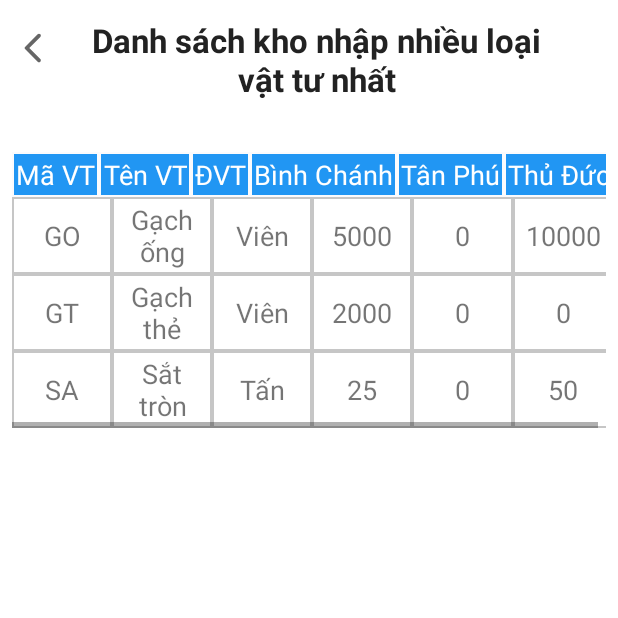
After one commit to lvsang1504/App-Quan-Ly-Nhap-Kho, an Android app: the ChiTietBaoCao4Activity screen opened directly, with no data from a screen before it, on a phone screen of 412 x 824 dp, the top half of it. The commit adds this screen. Run offline under Robolectric (Android 15) with nearby library versions, the phone set to English and light mode, and no system bars.

Commit message:
add cross tab report

```diff
--- a/app/src/main/AndroidManifest.xml
+++ b/app/src/main/AndroidManifest.xml
@@ -41,6 +41,9 @@
             android:exported="false"
             android:theme="@style/Theme.Qly_nhap_kho" />
         <activity
+            android:name=".ChiTietBaoCao4Activity"
+            android:exported="false" />
+        <activity
             android:name=".ChiTietBaoCao3Activity"
             android:exported="false" />
         <activity
--- a/app/src/main/java/com/nhom2/qly_nhap_kho/ChiTietBaoCao2Activity.java
+++ b/app/src/main/java/com/nhom2/qly_nhap_kho/ChiTietBaoCao2Activity.java
@@ -25,9 +25,9 @@ public class ChiTietBaoCao2Activity extends AppCompatActivity {
         super.onCreate(savedInstanceState);
         setContentView(R.layout.activity_chi_tiet_bao_cao2);
 
-
+        setControl();
+        nhapKhoHelper = new NhapKhoHelper(this);
         TableViewAdapterBaoCao2 tableViewAdapterBaoCao2 = new TableViewAdapterBaoCao2(getList());
-        setControl();
 
         LinearLayoutManager linearLayoutManager = new LinearLayoutManager(this);
         recyclerView.setLayoutManager(linearLayoutManager);
@@ -38,7 +38,6 @@ public class ChiTietBaoCao2Activity extends AppCompatActivity {
 
 
     private void setControl() {
-        nhapKhoHelper = new NhapKhoHelper(this);
         recyclerView = findViewById(R.id.recyclerViewBaoCao2);
     }
 
--- /dev/null
+++ b/app/src/main/java/com/nhom2/qly_nhap_kho/ChiTietBaoCao4Activity.java
@@ -0,0 +1,92 @@
+package com.nhom2.qly_nhap_kho;
+
+import android.database.Cursor;
+import android.os.Bundle;
+import android.view.View;
+import android.widget.LinearLayout;
+
+import androidx.appcompat.app.AppCompatActivity;
+import androidx.recyclerview.widget.LinearLayoutManager;
+import androidx.recyclerview.widget.RecyclerView;
+
+import com.nhom2.qly_nhap_kho.adapter.TableViewAdapterBaoCao4;
+import com.nhom2.qly_nhap_kho.dao.TableDataBaoCao4;
+import com.nhom2.qly_nhap_kho.model.Kho;
+
+import java.util.ArrayList;
+import java.util.List;
+
+public class ChiTietBaoCao4Activity extends AppCompatActivity {
+    NhapKhoHelper nhapKhoHelper;
+    RecyclerView recyclerView;
+    LinearLayout linearLayout;
+    List<Kho> khos = new ArrayList<>();
+
+    @Override
+    protected void onCreate(Bundle savedInstanceState) {
+        super.onCreate(savedInstanceState);
+        setContentView(R.layout.activity_chi_tiet_bao_cao4);
+
+        setControl();
+        nhapKhoHelper = new NhapKhoHelper(this);
+        setDataForKhos();
+        TableViewAdapterBaoCao4 tableViewAdapterBaoCao4 = new TableViewAdapterBaoCao4(getList(), linearLayout, khos);
+
+        LinearLayoutManager linearLayoutManager = new LinearLayoutManager(this);
+        recyclerView.setLayoutManager(linearLayoutManager);
+
+        recyclerView.setAdapter(tableViewAdapterBaoCao4);
+    }
+
+    private void setControl() {
+        recyclerView = findViewById(R.id.recyclerViewBaoCao4);
+        linearLayout = findViewById(R.id.list_item_linear_layout);
+    }
+
+    private void setDataForKhos() {
+        String queryNumberOfKho = "SELECT * FROM Kho";
+        Cursor crs = nhapKhoHelper.GetData(queryNumberOfKho);
+
+        while (crs.moveToNext()) {
+            khos.add(new Kho(
+                    crs.getString(0),
+                    crs.getString(1)
+            ));
+        }
+    }
+
+    private List<TableDataBaoCao4> getList() {
+        ArrayList<String> crossTabKho = new ArrayList<>();
+        String query = "SELECT vt.MaVT, vt.TenVT, ctpn.DVT, @#$ FROM VatTu vt LEFT JOIN ChiTietPhieuNhap ctpn ON vt.MaVT = ctpn.MaVT LEFT JOIN PhieuNhap pn ON pn.SoPhieu = ctpn.SoPhieu LEFT JOIN Kho k ON k.MaKho = pn.MaKho GROUP BY vt.MaVT";
+
+        for (int i = 0; i < khos.size(); i++) {
+            crossTabKho.add("SUM(case when k.MaKho = " + "'" + khos.get(i).getMaKho() + "'" + " then ctpn.SoLuong end) Kho" + (i + 1));
+        }
+        String dynamicQUery = crossTabKho.toString();
+        dynamicQUery = dynamicQUery.replace("[", "").replace("]", "").replace(" ", " ");
+
+        query = query.replace("@#$", dynamicQUery);
+        List<TableDataBaoCao4> list = new ArrayList<>();
+
+        Cursor cursor = nhapKhoHelper.GetData(query);
+        int count = cursor.getCount();
+        System.out.println(count);
+        while (cursor.moveToNext()) {
+            TableDataBaoCao4 tableDataBaoCao4 = new TableDataBaoCao4();
+            tableDataBaoCao4.setMaVT(cursor.getString(0));
+            tableDataBaoCao4.setTenVT(cursor.getString(1));
+            tableDataBaoCao4.setDVT(cursor.getString(2));
+
+            for (int i = 0; i < khos.size(); i++) {
+                tableDataBaoCao4.addKhoData(cursor.getInt(3 + i));
+            }
+
+            list.add(tableDataBaoCao4);
+        }
+        return list;
+    }
+
+    public void btnClick(View view) {
+        onBackPressed();
+    }
+}
--- a/app/src/main/java/com/nhom2/qly_nhap_kho/ListBaoCaoActivity.java
+++ b/app/src/main/java/com/nhom2/qly_nhap_kho/ListBaoCaoActivity.java
@@ -1,18 +1,16 @@
 package com.nhom2.qly_nhap_kho;
-
-import androidx.appcompat.app.AppCompatActivity;
 
 import android.content.Intent;
 import android.os.Bundle;
 import android.view.View;
 import android.widget.AdapterView;
-import android.widget.ListAdapter;
 import android.widget.ListView;
+
+import androidx.appcompat.app.AppCompatActivity;
 
 import com.nhom2.qly_nhap_kho.adapter.BaoCaoAdapter;
 
 import java.util.ArrayList;
-import java.util.List;
 
 public class ListBaoCaoActivity extends AppCompatActivity {
 
@@ -28,7 +26,7 @@ public class ListBaoCaoActivity extends AppCompatActivity {
         arrayBaoCao.add("Danh sách kho nhập nhiều loại vật tư nhất");
         arrayBaoCao.add("Danh sách các kho chưa nhập vật tư năm 2014");
         arrayBaoCao.add("Danh sách các phiếu nhập có cả Gạch ống và Gạch thẻ");
-
+        arrayBaoCao.add("Tổng số lượng nhập của từng loại vật tư");
 
         setControl();
         actionGetData();
@@ -39,20 +37,22 @@ public class ListBaoCaoActivity extends AppCompatActivity {
         listViewBaoCao.setOnItemClickListener(new AdapterView.OnItemClickListener() {
             @Override
             public void onItemClick(AdapterView<?> adapterView, View view, int i, long l) {
-                if (i == 0) {//bao cao so 1
+                if (i == 0) {
                     Intent intent = new Intent(ListBaoCaoActivity.this, ChiTietBaoCao1Activity.class);
                     startActivity(intent);
                 }
-                if (i == 1) {//bao cao so 2
+                if (i == 1) {
                     Intent intent = new Intent(ListBaoCaoActivity.this, ChiTietBaoCao2Activity.class);
                     startActivity(intent);
                 }
-                if (i == 2) {//bao cao so 3
+                if (i == 2) {
                     Intent intent = new Intent(ListBaoCaoActivity.this, ChiTietBaoCao3Activity.class);
                     startActivity(intent);
-
                 }
-
+                if (i == 3) {
+                    Intent intent = new Intent(ListBaoCaoActivity.this, ChiTietBaoCao4Activity.class);
+                    startActivity(intent);
+                }
             }
         });
     }
--- /dev/null
+++ b/app/src/main/java/com/nhom2/qly_nhap_kho/adapter/TableViewAdapterBaoCao4.java
@@ -0,0 +1,139 @@
+package com.nhom2.qly_nhap_kho.adapter;
+
+
+import android.annotation.SuppressLint;
+import android.graphics.Color;
+import android.view.Gravity;
+import android.view.LayoutInflater;
+import android.view.View;
+import android.view.ViewGroup;
+import android.widget.LinearLayout;
+import android.widget.TextView;
+
+import androidx.annotation.NonNull;
+import androidx.recyclerview.widget.RecyclerView;
+
+import com.nhom2.qly_nhap_kho.R;
+import com.nhom2.qly_nhap_kho.dao.TableDataBaoCao4;
+import com.nhom2.qly_nhap_kho.model.Kho;
+
+import java.util.List;
+
+public class TableViewAdapterBaoCao4 extends RecyclerView.Adapter<TableViewAdapterBaoCao4.ViewHolder> {
+
+    private List<TableDataBaoCao4> list;
+    private LinearLayout layout;
+    private List<Kho> khos;
+
+    public static class ViewHolder extends RecyclerView.ViewHolder {
+        private final LinearLayout linearLayout;
+
+        ViewHolder(View view) {
+            super(view);
+            linearLayout = (LinearLayout) view.findViewById(R.id.list_item_linear_layout);
+        }
+
+        public LinearLayout getLinearLayout() {
+             return linearLayout;
+        }
+    }
+
+    public TableViewAdapterBaoCao4(List<TableDataBaoCao4> list, LinearLayout layout, List<Kho> khos) {
+        this.list = list;
+        this.layout = layout;
+        this.khos = khos;
+    }
+
+    @NonNull
+    @Override
+    public ViewHolder onCreateViewHolder(@NonNull ViewGroup viewGroup, int viewType) {
+        View view = LayoutInflater.
+                from(viewGroup.getContext()).
+                inflate(R.layout.table_list_item_bao_cao4, viewGroup, false);
+
+        return new ViewHolder(view);
+    }
+
+    @SuppressLint("SetTextI18n")
+    @Override
+    public void onBindViewHolder(@NonNull ViewHolder viewHolder, int position) {
+        int resid = 0;
+
+        LinearLayout myLayout = viewHolder.getLinearLayout();
+        myLayout.setWeightSum(9 + khos.size()*3);
+
+        if (position == 0) {
+            resid = R.drawable.table_header_cell_bg;
+
+            TextView tvMAVT = new TextView(myLayout.getContext());
+            setColumnHeaderProperties(tvMAVT, "Mã VT", resid);
+
+            TextView tvTenVT = new TextView(myLayout.getContext());
+            setColumnHeaderProperties(tvTenVT, "Tên VT", resid);
+
+            TextView tvDVT = new TextView(myLayout.getContext());
+            setColumnHeaderProperties(tvDVT, "ĐVT", resid);
+
+            myLayout.addView(tvMAVT);
+            myLayout.addView(tvTenVT);
+            myLayout.addView(tvDVT);
+
+            for (Kho kho : khos) {
+                TextView tvKho = new TextView(myLayout.getContext());
+                setColumnHeaderProperties(tvKho, kho.getTenKho(), resid);
+                myLayout.addView(tvKho);
+            }
+
+        } else {
+            TableDataBaoCao4 modal = list.get(position - 1);
+            resid = R.drawable.table_content_cell_bg;
+
+            TextView tvMAVT = new TextView(myLayout.getContext());
+            setRowProperties(tvMAVT, modal.getMaVT(), resid);
+
+            TextView tvTenVT = new TextView(myLayout.getContext());
+            setRowProperties(tvTenVT, modal.getTenVT(), resid);
+
+            TextView tvDVT = new TextView(myLayout.getContext());
+            setRowProperties(tvDVT, modal.getDVT(), resid);
+            myLayout.addView(tvMAVT);
+            myLayout.addView(tvTenVT);
+            myLayout.addView(tvDVT);
+
+            for (Integer khoData : modal.getDanhSachKho()) {
+                TextView tvTenKho = new TextView(myLayout.getContext());
+                setRowProperties(tvTenKho, khoData.toString(), resid);
+                myLayout.addView(tvTenKho);
+            }
+        }
+    }
+
+    public static void setColumnHeaderProperties(TextView textView, String text, int resid) {
+        textView.setBackgroundResource(resid);
+        textView.setTextColor(Color.WHITE);
+        textView.setGravity(Gravity.CENTER);
+        textView.setText(text);
+
+        commonProperties(textView);
+//        textView.setTextSize(16);
+    }
+
+    private static void commonProperties(TextView textView) {
+        textView.setPadding(4,4,4,4);
+        textView.setGravity(Gravity.CENTER);
+        textView.setLayoutParams(new LinearLayout.LayoutParams(0, LinearLayout.LayoutParams.MATCH_PARENT,3));
+        textView.setTextSize(18);
+        textView.setMinLines(1);
+    }
+
+    public static void setRowProperties(TextView textView, String text, int resid) {
+        textView.setBackgroundResource(resid);
+        textView.setText(text);
+        commonProperties(textView);
+    }
+
+    @Override
+    public int getItemCount() {
+        return list.size() + 1;
+    }
+}
--- /dev/null
+++ b/app/src/main/java/com/nhom2/qly_nhap_kho/dao/TableDataBaoCao4.java
@@ -0,0 +1,57 @@
+package com.nhom2.qly_nhap_kho.dao;
+
+import java.util.ArrayList;
+import java.util.List;
+
+public class TableDataBaoCao4 {
+    private String maVT;
+    private String tenVT;
+    private String DVT;
+    private List<Integer> khoData = new ArrayList<>();
+
+    public TableDataBaoCao4() {
+    }
+
+    public TableDataBaoCao4(String maVT, String tenVT, String DVT, List<Integer> danhSachKho) {
+        this.maVT = maVT;
+        this.tenVT = tenVT;
+        this.DVT = DVT;
+        this.khoData = danhSachKho;
+    }
+
+    public String getMaVT() {
+        return maVT;
+    }
+
+    public void setMaVT(String maVT) {
+        this.maVT = maVT;
+    }
+
+    public String getTenVT() {
+        return tenVT;
+    }
+
+    public void setTenVT(String tenVT) {
+        this.tenVT = tenVT;
+    }
+
+    public String getDVT() {
+        return DVT;
+    }
+
+    public void setDVT(String DVT) {
+        this.DVT = DVT;
+    }
+
+    public List<Integer> getDanhSachKho() {
+        return khoData;
+    }
+
+    public void addKhoData(Integer kho) {
+        this.khoData.add(kho);
+    }
+
+    public void setDanhSachKho(List<Integer> danhSachKho) {
+        this.khoData = danhSachKho;
+    }
+}
--- /dev/null
+++ b/app/src/main/res/layout/activity_chi_tiet_bao_cao4.xml
@@ -0,0 +1,97 @@
+<?xml version="1.0" encoding="utf-8"?>
+<LinearLayout xmlns:android="http://schemas.android.com/apk/res/android"
+    xmlns:app="http://schemas.android.com/apk/res-auto"
+    xmlns:tools="http://schemas.android.com/tools"
+    android:layout_width="match_parent"
+    android:layout_height="match_parent"
+    android:orientation="vertical"
+    android:weightSum="10"
+    tools:context=".ChiTietPhieuNhapActivity">
+
+    <LinearLayout
+        android:layout_width="match_parent"
+        android:layout_height="wrap_content"
+        android:orientation="horizontal">
+        <ImageView
+            android:id="@+id/btnBack"
+            android:layout_width="24dp"
+            android:layout_height="24dp"
+            android:layout_marginStart="10dp"
+            android:layout_marginTop="20dp"
+            android:onClick="btnClick"
+            android:src="@drawable/ic_back" />
+        <TextView
+            android:id="@+id/txtTitle"
+            android:layout_width="333dp"
+            android:layout_height="wrap_content"
+            android:layout_alignParentStart="true"
+            android:layout_alignParentTop="true"
+            android:layout_marginStart="10dp"
+            android:layout_marginTop="12dp"
+            android:layout_marginBottom="16dp"
+            android:gravity="center"
+            android:text="Danh sách kho nhập nhiều loại vật tư nhất"
+            android:textAlignment="center"
+            android:textSize="22sp"
+            android:textStyle="bold"
+            android:textColor="#222"/>
+    </LinearLayout>
+
+<!--    <LinearLayout-->
+<!--        android:layout_width="match_parent"-->
+<!--        android:layout_height="wrap_content"-->
+<!--        android:orientation="horizontal">-->
+<!--        <com.google.android.material.floatingactionbutton.FloatingActionButton-->
+<!--            android:id="@+id/search_button"-->
+<!--            android:layout_width="wrap_content"-->
+<!--            android:layout_height="wrap_content"-->
+<!--            android:layout_gravity="bottom|right"-->
+<!--            android:layout_margin="16dp"-->
+<!--            android:contentDescription="Search"-->
+<!--            app:srcCompat="@drawable/ic_search" />-->
+
+<!--            <EditText-->
+<!--                android:id="@+id/editTextSearchVatTu"-->
+<!--                android:layout_width="match_parent"-->
+<!--                android:layout_height="match_parent"-->
+<!--                android:layout_below="@id/textView"-->
+<!--                android:layout_centerHorizontal="true"-->
+<!--                android:background="@drawable/search_back"-->
+<!--                android:drawablePadding="10dp"-->
+<!--                android:ems="10"-->
+<!--                android:hint="Tìm kiếm"-->
+<!--                android:inputType="textPersonName"-->
+<!--                android:paddingStart="20dp"-->
+<!--                android:textSize="20dp"-->
+<!--                android:textStyle="italic"-->
+<!--                android:shadowColor = "#000"-->
+<!--                android:shadowDx = "-2"-->
+<!--                android:shadowDy = "-2"-->
+<!--                android:shadowRadius = "1" />-->
+<!--    </LinearLayout>-->
+
+    <ScrollView
+        android:id="@+id/scrollView"
+        android:layout_width="match_parent"
+        android:layout_height="620dp"
+        android:layout_below="@+id/llViewTitle"
+        android:layout_centerHorizontal="true"
+        android:layout_marginStart="8dp"
+        android:layout_marginLeft="8dp"
+        android:layout_marginTop="18dp"
+        android:layout_marginEnd="8dp"
+        android:layout_marginRight="8dp"
+        >
+        <HorizontalScrollView
+            android:layout_width="match_parent"
+            android:layout_height="match_parent">
+            <androidx.recyclerview.widget.RecyclerView
+                android:id="@+id/recyclerViewBaoCao4"
+                android:layout_width="match_parent"
+                android:layout_height="match_parent"
+                android:nestedScrollingEnabled="false"
+                tools:listitem="@layout/table_list_item_bao_cao4" />
+        </HorizontalScrollView>
+    </ScrollView>
+
+</LinearLayout>
--- a/app/src/main/res/layout/activity_list_bao_cao.xml
+++ b/app/src/main/res/layout/activity_list_bao_cao.xml
@@ -12,12 +12,13 @@
         android:layout_height="match_parent"
         android:scaleType="centerCrop"
         android:src="@drawable/dashbord_bacground" />
+
     <ImageView
         android:id="@+id/btnBack"
         android:layout_width="30dp"
         android:layout_height="30dp"
         android:layout_marginStart="16dp"
-        android:layout_marginTop="8dp"
+        android:layout_marginTop="20dp"
         android:onClick="btnClick"
         android:src="@drawable/ic_back"
         app:layout_constraintStart_toStartOf="parent"
@@ -41,12 +42,14 @@
         android:id="@+id/textView7"
         android:layout_width="wrap_content"
         android:layout_height="wrap_content"
-        android:layout_marginStart="140dp"
-        android:layout_marginTop="4dp"
+        android:layout_marginTop="16dp"
         android:text="Báo cáo"
         android:textAllCaps="true"
-        android:textColor="@color/teal_700"
+        android:textColor="#222"
         android:textSize="25sp"
+        app:layout_constraintEnd_toEndOf="parent"
         app:layout_constraintStart_toStartOf="parent"
-        app:layout_constraintTop_toTopOf="parent" />
+        app:layout_constraintTop_toTopOf="parent"
+        android:textStyle="bold"
+        />
 </androidx.constraintlayout.widget.ConstraintLayout>
--- a/app/src/main/res/layout/list_bao_cao.xml
+++ b/app/src/main/res/layout/list_bao_cao.xml
@@ -30,7 +30,7 @@
                 android:textSize="20sp"
                 android:textStyle="normal"
                 android:layout_weight="8"
-                android:gravity="left"/>
+                android:gravity="center_vertical"/>
     </LinearLayout>
 
 </androidx.cardview.widget.CardView>
--- a/app/src/main/res/layout/list_kho.xml
+++ b/app/src/main/res/layout/list_kho.xml
@@ -8,7 +8,6 @@
     android:elevation="4dp"
     app:cardBackgroundColor="@color/background_color"
     app:cardCornerRadius="4dp">
-
 
     <LinearLayout
         android:layout_width="match_parent"
--- /dev/null
+++ b/app/src/main/res/layout/table_list_item_bao_cao4.xml
@@ -0,0 +1,11 @@
+<?xml version="1.0" encoding="utf-8"?>
+<LinearLayout xmlns:android="http://schemas.android.com/apk/res/android"
+    xmlns:tools="http://schemas.android.com/tools"
+    android:layout_width="match_parent"
+    android:layout_height="wrap_content"
+    android:id="@+id/list_item_linear_layout"
+    android:background="@color/white"
+    android:orientation="horizontal"
+    >
+
+</LinearLayout>
```
Also changed, not shown: app/src/main/res/drawable-v24/ic_search.png (added).
